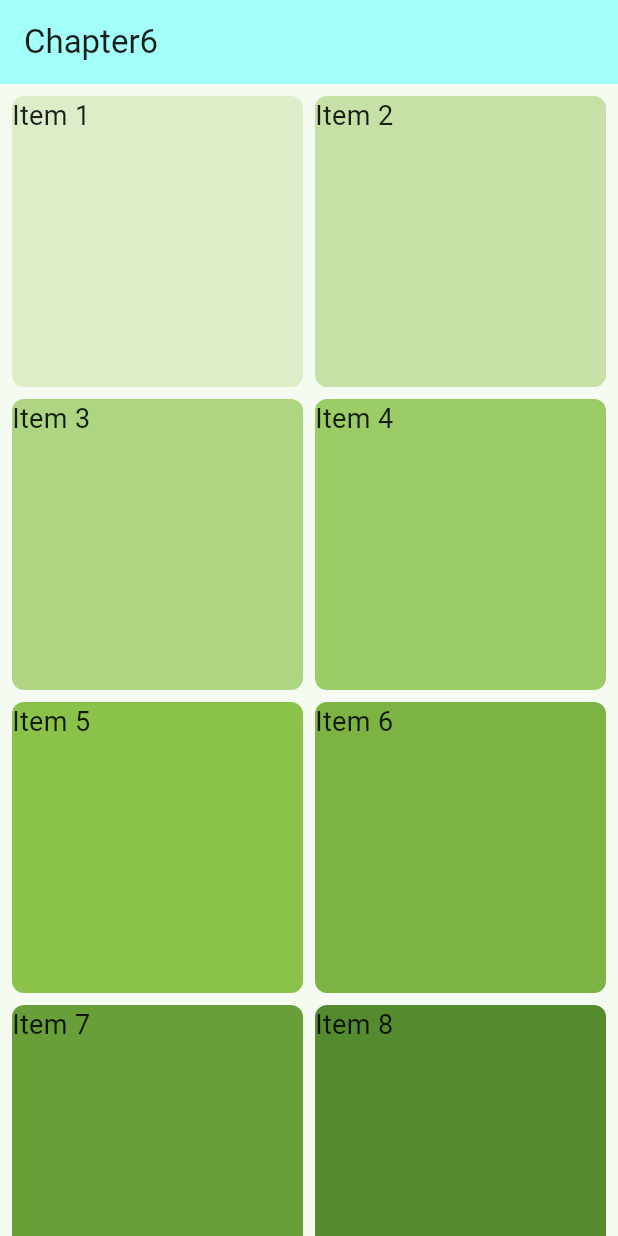
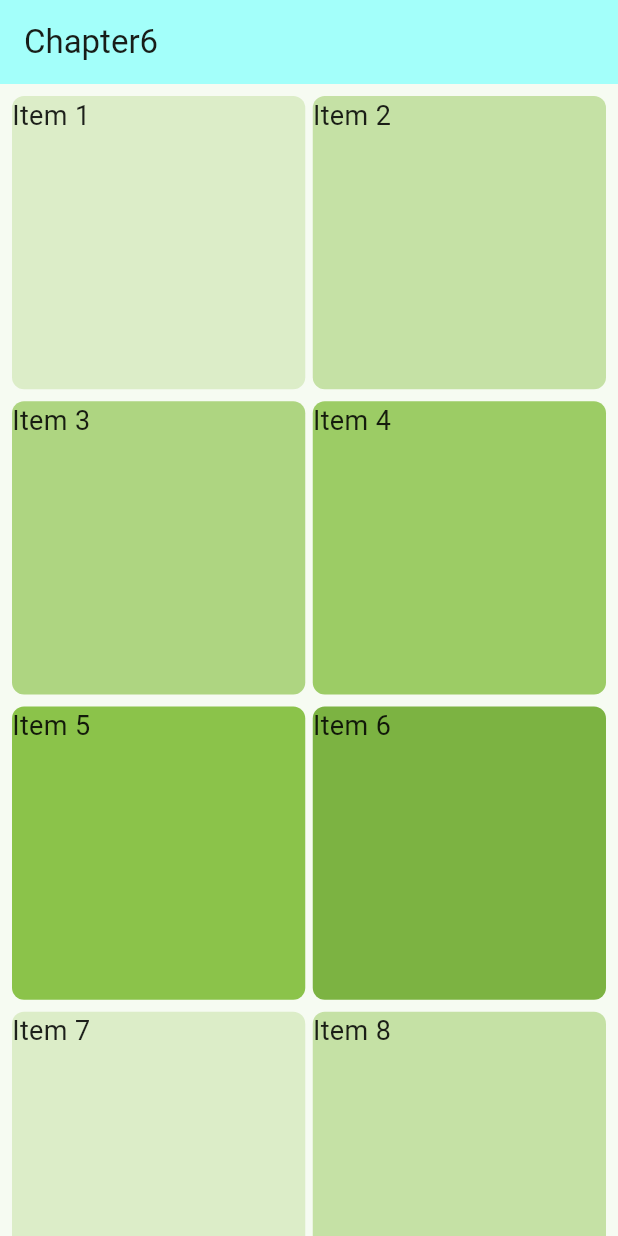
Before and after one commit to ailinns/ui_scroll, a Flutter app: the MyHomePage screen opened directly, on a phone screen of 412 x 824 dp. Run offline on Flutter 3.47's test engine with Material 3 defaults, Android fonts, the phone set to English and light mode, and no system bars; network calls fail.

Commit message:
gridview2

```diff
--- a/lib/main gridview.dart
+++ b/lib/main gridview.dart
@@ -39,10 +39,10 @@ class MyHomePage extends StatelessWidget {
 
       body: GridView.builder(
         padding: const EdgeInsets.all(8.0),
-        itemCount: 30,
+        itemCount: 100,
         gridDelegate: const SliverGridDelegateWithFixedCrossAxisCount(
           crossAxisCount: 2,
-          crossAxisSpacing: 8.0,
+          crossAxisSpacing: 5.0,
           mainAxisSpacing: 8.0,
           childAspectRatio: 1.0
         ), //3item/colunm
@@ -50,7 +50,7 @@ class MyHomePage extends StatelessWidget {
         itemBuilder: (BuildContext context, int idx) {
           return Container(
             decoration: BoxDecoration(
-            color: Colors.lightGreen[100 + (idx % 8) * 100],
+            color: Colors.lightGreen[100 + (idx % 6) * 100],
             borderRadius: BorderRadius.circular(8.0),
             ),
           child: Text(
```
